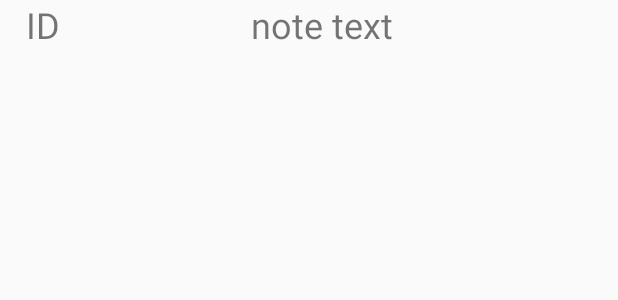
After one commit to hosseinkasiri/ORM, an Android app: the layout list_note_item.xml on its own in the app's theme, with its tools: preview values and no code run, on a phone screen of 412 x 824 dp. The commit adds this screen. Shown: the top 300 px of the screen. Run offline under Robolectric (Android 15) with nearby library versions, the phone set to English and light mode, and no system bars.

Commit message:
add recycler view

```diff
--- a/app/build.gradle
+++ b/app/build.gradle
@@ -27,6 +27,7 @@ dependencies {
     implementation fileTree(dir: "libs", include: ["*.jar"])
     implementation 'androidx.appcompat:appcompat:1.1.0'
     implementation 'androidx.constraintlayout:constraintlayout:1.1.3'
+    implementation 'androidx.recyclerview:recyclerview:1.1.0'
     testImplementation 'junit:junit:4.12'
     androidTestImplementation 'androidx.test.ext:junit:1.1.1'
     androidTestImplementation 'androidx.test.espresso:espresso-core:3.2.0'
--- /dev/null
+++ b/app/src/main/res/layout/list_note_item.xml
@@ -0,0 +1,32 @@
+<?xml version="1.0" encoding="utf-8"?>
+<androidx.constraintlayout.widget.ConstraintLayout
+    xmlns:android="http://schemas.android.com/apk/res/android"
+    xmlns:app="http://schemas.android.com/apk/res-auto"
+    xmlns:tools="http://schemas.android.com/tools"
+    android:layout_width="match_parent"
+    android:layout_height="wrap_content">
+
+
+    <TextView
+        android:id="@+id/note_text_text_view"
+        android:layout_width="wrap_content"
+        android:layout_height="wrap_content"
+        android:text="note text"
+        android:textSize="24sp"
+        app:layout_constraintBottom_toBottomOf="parent"
+        app:layout_constraintEnd_toEndOf="parent"
+        app:layout_constraintStart_toStartOf="@+id/id_text_view"
+        app:layout_constraintTop_toTopOf="parent" />
+
+    <TextView
+        android:id="@+id/id_text_view"
+        android:layout_width="wrap_content"
+        android:layout_height="wrap_content"
+        android:text="ID"
+        android:textSize="24sp"
+        app:layout_constraintBottom_toBottomOf="parent"
+        app:layout_constraintEnd_toEndOf="parent"
+        app:layout_constraintHorizontal_bias="0.045"
+        app:layout_constraintStart_toStartOf="parent"
+        app:layout_constraintTop_toTopOf="parent" />
+</androidx.constraintlayout.widget.ConstraintLayout>
--- a/app/src/main/res/values/strings.xml
+++ b/app/src/main/res/values/strings.xml
@@ -1,3 +1,5 @@
 <resources>
     <string name="app_name">ORM</string>
+    <string name="name">name</string>
+    <string name="save">save</string>
 </resources>
```
Also changed, not shown: app/src/main/java/com/example/orm/MainActivity.java (+63 -0 lines), app/src/main/res/layout/activity_main.xml (+7 -2 lines).
